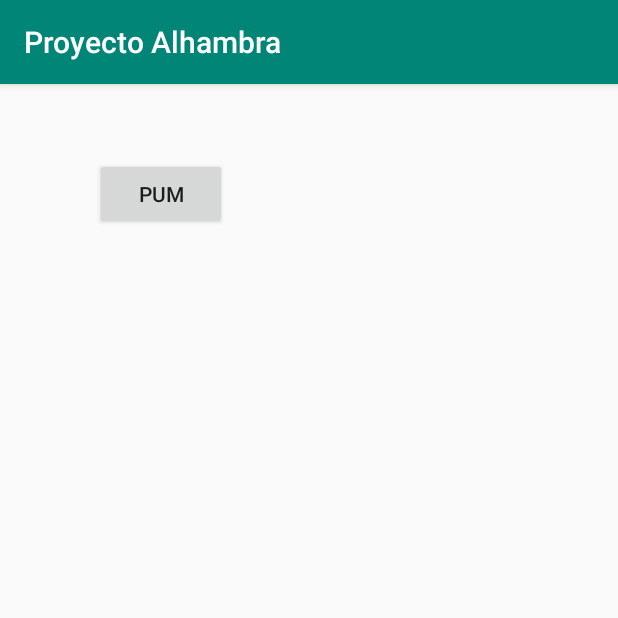
After one commit to Carlossamu7/NPI_UGR, an Android app: the War screen opened directly, with no data from a screen before it, on a phone screen of 412 x 824 dp, the top half of it. The commit adds this screen. Run offline under Robolectric (Android 15) with nearby library versions, the phone set to English and light mode, and no system bars.

Commit message:
Añadida pantalla War y funcionalidad boton Pum

```diff
--- a/app/src/main/java/com/e/proyectoalhambra/MainActivity.kt
+++ b/app/src/main/java/com/e/proyectoalhambra/MainActivity.kt
@@ -18,5 +18,11 @@ class MainActivity : AppCompatActivity() {
         startActivity(intent)
 
     }
+    fun war(view: View) {
+        // Do something in response to button
+        val intent = Intent(this, War::class.java).apply {}
+        startActivity(intent)
+
+    }
 
 }
--- a/app/src/main/java/com/e/proyectoalhambra/SplashScreenActivity.kt
+++ b/app/src/main/java/com/e/proyectoalhambra/SplashScreenActivity.kt
@@ -14,7 +14,7 @@ class SplashScreenActivity : AppCompatActivity() {
         val backgroud = object : Thread (){
             override fun run() {
                 try {
-                    Thread.sleep(3000)
+                    Thread.sleep(500)
 
                     val intent = Intent(baseContext, MainActivity::class.java)
                     startActivity(intent)
--- a/app/src/main/java/com/e/proyectoalhambra/Storytelling.kt
+++ b/app/src/main/java/com/e/proyectoalhambra/Storytelling.kt
@@ -5,6 +5,8 @@ import android.os.Bundle
 
 class Storytelling : AppCompatActivity() {
 
+
+
     override fun onCreate(savedInstanceState: Bundle?) {
         super.onCreate(savedInstanceState)
         setContentView(R.layout.activity_storytelling)
--- /dev/null
+++ b/app/src/main/java/com/e/proyectoalhambra/War.kt
@@ -0,0 +1,34 @@
+package com.e.proyectoalhambra
+
+import android.media.MediaPlayer;
+import androidx.appcompat.app.AppCompatActivity;
+import android.os.Bundle;
+import android.view.View
+import android.widget.Button as Button1
+
+class War : AppCompatActivity() {
+
+    private lateinit var mediaPlayer: MediaPlayer;
+    private lateinit var buttonWar: Button1;
+
+    fun pum(view: View){
+        buttonWar = findViewById(R.id.buttonWar)
+        mediaPlayer = MediaPlayer.create(this, R.raw.disparo_1)
+        buttonWar.setOnClickListener(View.OnClickListener {  })
+        mediaPlayer.start()
+    }
+
+
+
+
+    override fun onCreate(savedInstanceState: Bundle?) {
+        super.onCreate(savedInstanceState)
+        setContentView(R.layout.activity_war)
+
+
+
+
+
+
+    }
+}
--- a/app/src/main/res/layout/activity_main.xml
+++ b/app/src/main/res/layout/activity_main.xml
@@ -25,7 +25,7 @@
         android:onClick="storyTelling"
         android:text="Storytelling"
         android:textAppearance="@style/TextAppearance.AppCompat.Medium"
-        app:layout_constraintBottom_toTopOf="@+id/button7"
+        app:layout_constraintBottom_toTopOf="@+id/buttonWar"
         app:layout_constraintStart_toStartOf="@+id/textView"
         app:layout_constraintTop_toBottomOf="@+id/textView" />
 
@@ -40,10 +40,11 @@
         app:layout_constraintTop_toBottomOf="@+id/textView" />
 
     <Button
-        android:id="@+id/button7"
+        android:id="@+id/buttonWar"
         android:layout_width="164dp"
         android:layout_height="62dp"
         android:backgroundTintMode="src_over"
+        android:onClick="war"
         android:text="Migue"
         android:textAppearance="@style/TextAppearance.AppCompat.Medium"
         app:layout_constraintStart_toStartOf="@+id/buttonStorytelling"
--- /dev/null
+++ b/app/src/main/res/layout/activity_war.xml
@@ -0,0 +1,19 @@
+<?xml version="1.0" encoding="utf-8"?>
+<androidx.constraintlayout.widget.ConstraintLayout xmlns:android="http://schemas.android.com/apk/res/android"
+    xmlns:app="http://schemas.android.com/apk/res-auto"
+    xmlns:tools="http://schemas.android.com/tools"
+    android:layout_width="match_parent"
+    android:layout_height="match_parent"
+    tools:context=".War">
+
+    <Button
+        android:id="@+id/buttonWar"
+        android:layout_width="wrap_content"
+        android:layout_height="wrap_content"
+        android:layout_marginStart="63dp"
+        android:layout_marginTop="49dp"
+        android:text="Pum"
+        android:onClick="pum"
+        app:layout_constraintStart_toStartOf="parent"
+        app:layout_constraintTop_toTopOf="parent" />
+</androidx.constraintlayout.widget.ConstraintLayout>
--- a/build.gradle
+++ b/build.gradle
@@ -8,7 +8,7 @@ buildscript {
 
     }
     dependencies {
-        classpath 'com.android.tools.build:gradle:3.5.0'
+        classpath 'com.android.tools.build:gradle:3.5.1'
         classpath "org.jetbrains.kotlin:kotlin-gradle-plugin:$kotlin_version"
         classpath 'com.google.gms:google-services:4.3.2'
         // NOTE: Do not place your application dependencies here; they belong
```
Also changed, not shown: app/src/main/AndroidManifest.xml (+5 -3 lines), 1 other file.
